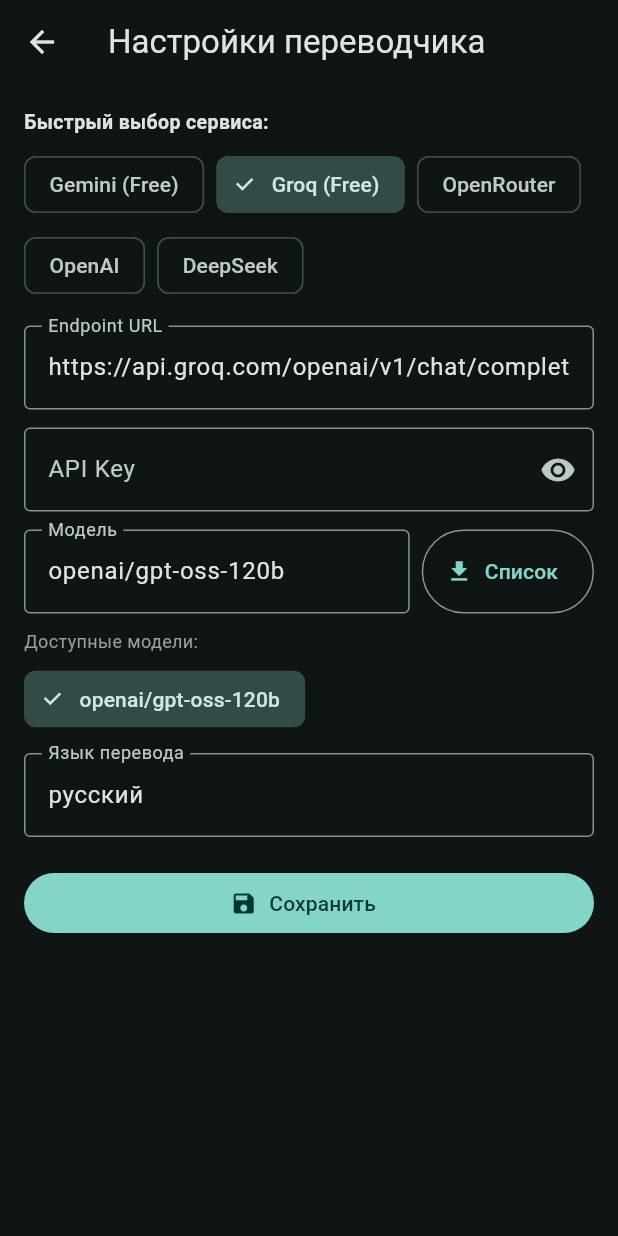
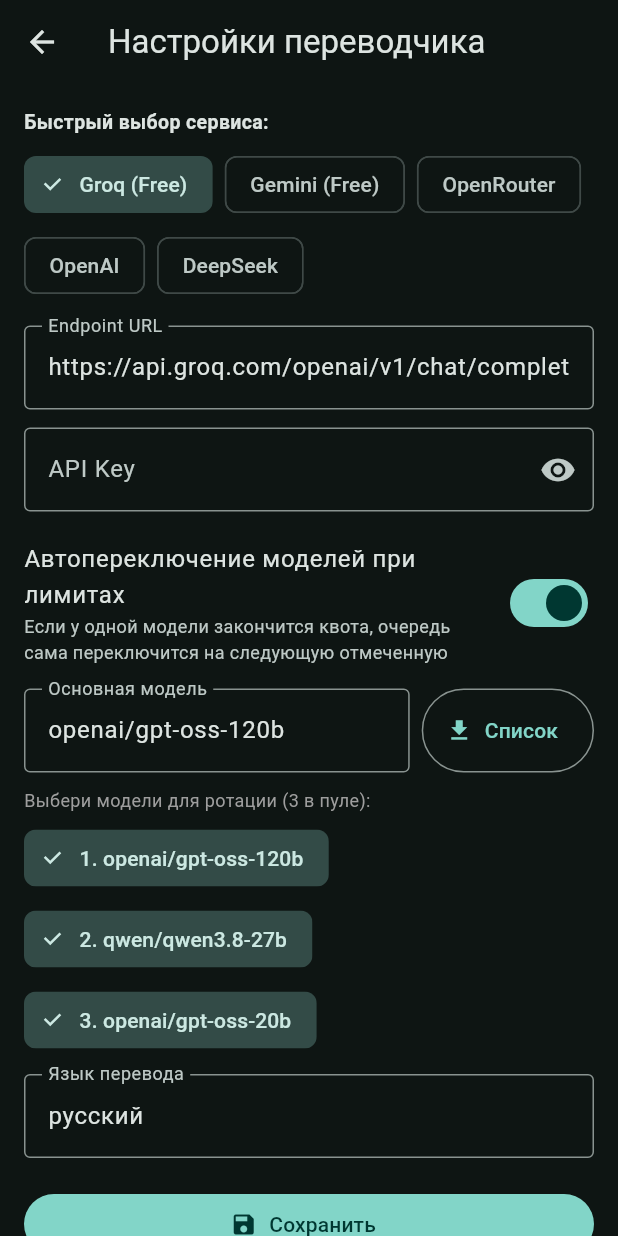
Before and after one commit to Div1kik/Transreader, a Flutter app: the screen it shows after launch, after a tap on the "settings" icon, on a phone screen of 412 x 824 dp. Run offline on Flutter 3.47's test engine with Material 3 defaults, Android fonts, the phone set to English and light mode, and no system bars; our stand-ins replace connectivity_plus, file_picker, shared_preferences, sqflite; accounts and stored records are empty; network calls fail.

Commit message:
Update settings_screen.dart

```diff
--- a/lib/screens/settings_screen.dart
+++ b/lib/screens/settings_screen.dart
@@ -8,11 +8,13 @@ class _ProviderPreset {
   final String label;
   final String endpoint;
   final String defaultModel;
+  final List<String> defaultFallbacks;
 
   const _ProviderPreset({
     required this.label,
     required this.endpoint,
     required this.defaultModel,
+    this.defaultFallbacks = const [],
   });
 }
 
@@ -28,15 +30,16 @@ class SettingsScreen extends StatefulWidget {
 class _SettingsScreenState extends State<SettingsScreen> {
   static const List<_ProviderPreset> _presets = [
     _ProviderPreset(
+      label: 'Groq (Free)',
+      endpoint: 'https://api.groq.com/openai/v1/chat/completions',
+      defaultModel: 'openai/gpt-oss-120b',
+      defaultFallbacks: ['qwen/qwen3.8-27b', 'openai/gpt-oss-20b'],
+    ),
+    _ProviderPreset(
       label: 'Gemini (Free)',
       endpoint:
           'https://generativelanguage.googleapis.com/v1beta/openai/chat/completions',
-      defaultModel: 'gemini-2.5-flash',
-    ),
-    _ProviderPreset(
-      label: 'Groq (Free)',
-      endpoint: 'https://api.groq.com/openai/v1/chat/completions',
-      defaultModel: 'llama-3.3-70b-versatile',
+      defaultModel: 'gemini-3.8-flash',
     ),
     _ProviderPreset(
       label: 'OpenRouter',
@@ -62,6 +65,8 @@ class _SettingsScreenState extends State<SettingsScreen> {
 
   bool _obscureKey = true;
   bool _loadingModels = false;
+  late bool _autoSwitchModels;
+  late List<String> _selectedModels;
   List<String> _availableModels = [];
   String? _modelsError;
 
@@ -74,10 +79,10 @@ class _SettingsScreenState extends State<SettingsScreen> {
     _modelCtrl = TextEditingController(text: widget.initialSettings.model);
     _langCtrl =
         TextEditingController(text: widget.initialSettings.targetLanguage);
+    _autoSwitchModels = widget.initialSettings.autoSwitchModels;
 
-    if (widget.initialSettings.model.trim().isNotEmpty) {
-      _availableModels = [widget.initialSettings.model.trim()];
-    }
+    _selectedModels = List<String>.from(widget.initialSettings.activeModelChain);
+    _availableModels = List<String>.from(_selectedModels);
   }
 
   @override
@@ -93,8 +98,30 @@ class _SettingsScreenState extends State<SettingsScreen> {
     setState(() {
       _endpointCtrl.text = preset.endpoint;
       _modelCtrl.text = preset.defaultModel;
-      _availableModels = [preset.defaultModel];
+      _selectedModels = [
+        preset.defaultModel,
+        ...preset.defaultFallbacks,
+      ];
+      _availableModels = List<String>.from(_selectedModels);
       _modelsError = null;
+    });
+  }
+
+  void _toggleModelSelection(String modelName) {
+    setState(() {
+      if (_autoSwitchModels) {
+        if (_selectedModels.contains(modelName)) {
+          if (_selectedModels.length > 1) {
+            _selectedModels.remove(modelName);
+          }
+        } else {
+          _selectedModels.add(modelName);
+        }
+        _modelCtrl.text = _selectedModels.first;
+      } else {
+        _selectedModels = [modelName];
+        _modelCtrl.text = modelName;
+      }
     });
   }
 
@@ -148,7 +175,8 @@ class _SettingsScreenState extends State<SettingsScreen> {
 
       final decoded =
           jsonDecode(utf8.decode(response.bodyBytes)) as Map<String, dynamic>;
-      final data = (decoded['data'] ?? decoded['models']) as List<dynamic>? ?? [];
+      final data =
+          (decoded['data'] ?? decoded['models']) as List<dynamic>? ?? [];
       final ids = data
           .map((item) {
             final map = item as Map<String, dynamic>;
@@ -160,9 +188,10 @@ class _SettingsScreenState extends State<SettingsScreen> {
           .toList()
         ..sort();
 
-      final currentModel = _modelCtrl.text.trim();
-      if (currentModel.isNotEmpty && !ids.contains(currentModel)) {
-        ids.insert(0, currentModel);
+      for (final selected in _selectedModels.reversed) {
+        if (selected.isNotEmpty && !ids.contains(selected)) {
+          ids.insert(0, selected);
+        }
       }
 
       if (!mounted) return;
@@ -185,14 +214,22 @@ class _SettingsScreenState extends State<SettingsScreen> {
   }
 
   Future<void> _save() async {
+    final primary = _modelCtrl.text.trim().isEmpty
+        ? 'openai/gpt-oss-120b'
+        : _modelCtrl.text.trim();
+
+    final fallbacks = _selectedModels
+        .where((m) => m.trim().isNotEmpty && m.trim() != primary)
+        .toList();
+
     final updated = TranslatorSettings(
       endpointUrl: _endpointCtrl.text.trim().isEmpty
-          ? 'https://generativelanguage.googleapis.com/v1beta/openai/chat/completions'
+          ? 'https://api.groq.com/openai/v1/chat/completions'
           : _endpointCtrl.text.trim(),
       apiKey: _apiKeyCtrl.text.trim(),
-      model: _modelCtrl.text.trim().isEmpty
-          ? 'gemini-2.5-flash'
-          : _modelCtrl.text.trim(),
+      model: primary,
+      fallbackModels: fallbacks,
+      autoSwitchModels: _autoSwitchModels,
       targetLanguage: _langCtrl.text.trim().isEmpty
           ? 'русский'
           : _langCtrl.text.trim(),
@@ -204,8 +241,6 @@ class _SettingsScreenState extends State<SettingsScreen> {
 
   @override
   Widget build(BuildContext context) {
-    final selectedModel = _modelCtrl.text.trim();
-
     return Scaffold(
       appBar: AppBar(title: const Text('Настройки переводчика')),
       body: ListView(
@@ -253,15 +288,45 @@ class _SettingsScreenState extends State<SettingsScreen> {
             ),
           ),
           const SizedBox(height: 12),
+          SwitchListTile(
+            contentPadding: EdgeInsets.zero,
+            title: const Text('Автопереключение моделей при лимитах'),
+            subtitle: const Text(
+              'Если у одной модели закончится квота, очередь сама переключится на следующую отмеченную',
+              style: TextStyle(fontSize: 12),
+            ),
+            value: _autoSwitchModels,
+            onChanged: (val) {
+              setState(() {
+                _autoSwitchModels = val;
+                if (!val && _selectedModels.isNotEmpty) {
+                  _selectedModels = [_selectedModels.first];
+                  _modelCtrl.text = _selectedModels.first;
+                }
+              });
+            },
+          ),
+          const SizedBox(height: 8),
           Row(
             crossAxisAlignment: CrossAxisAlignment.start,
             children: [
               Expanded(
                 child: TextField(
                   controller: _modelCtrl,
-                  onChanged: (_) => setState(() {}),
+                  onChanged: (val) {
+                    final clean = val.trim();
+                    if (clean.isNotEmpty) {
+                      setState(() {
+                        if (_selectedModels.isEmpty) {
+                          _selectedModels = [clean];
+                        } else {
+                          _selectedModels[0] = clean;
+                        }
+                      });
+                    }
+                  },
                   decoration: const InputDecoration(
-                    labelText: 'Модель',
+                    labelText: 'Основная модель',
                     border: OutlineInputBorder(),
                   ),
                 ),
@@ -292,24 +357,26 @@ class _SettingsScreenState extends State<SettingsScreen> {
           ],
           if (_availableModels.isNotEmpty) ...[
             const SizedBox(height: 10),
-            const Text(
-              'Доступные модели:',
-              style: TextStyle(fontSize: 12, color: Colors.grey),
+            Text(
+              _autoSwitchModels
+                  ? 'Выбери модели для ротации (${_selectedModels.length} в пуле):'
+                  : 'Выбери модель:',
+              style: const TextStyle(fontSize: 12, color: Colors.grey),
             ),
             const SizedBox(height: 6),
             Wrap(
               spacing: 8,
               runSpacing: 6,
               children: _availableModels.map((modelName) {
-                final isSelected = selectedModel == modelName;
-                return ChoiceChip(
-                  label: Text(modelName),
+                final idx = _selectedModels.indexOf(modelName);
+                final isSelected = idx != -1;
+                final label = isSelected && _autoSwitchModels
+                    ? '${idx + 1}. $modelName'
+                    : modelName;
+                return FilterChip(
+                  label: Text(label),
                   selected: isSelected,
-                  onSelected: (_) {
-                    setState(() {
-                      _modelCtrl.text = modelName;
-                    });
-                  },
+                  onSelected: (_) => _toggleModelSelection(modelName),
                 );
               }).toList(),
             ),
```
